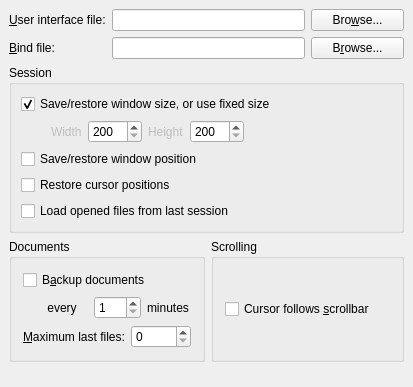
The window that src/frontends/qt4/ui/QPrefUi.ui (cburschka/lyx) describes before a commit, drawn with Qt 5.
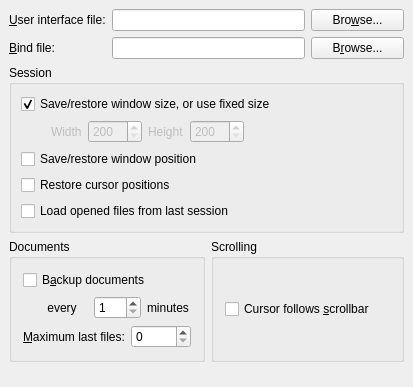
The same window after the commit.

Commit message:
* replace many toggled(bool) with changed() signals
the former is also trigged when updating dialogs. we should use toggled(bool) to en/disable widgets and in situations when we are sure that we always want to act on a toggle

```diff
--- a/src/frontends/qt4/ui/QPrefUi.ui
+++ b/src/frontends/qt4/ui/QPrefUi.ui
@@ -214,6 +214,9 @@
         </item>
         <item>
          <widget class="QSpinBox" name="windowWidthSB" >
+          <property name="enabled" >
+           <bool>false</bool>
+          </property>
           <property name="maximum" >
            <number>9999</number>
           </property>
@@ -237,6 +240,9 @@
         </item>
         <item>
          <widget class="QSpinBox" name="windowHeightSB" >
+          <property name="enabled" >
+           <bool>false</bool>
+          </property>
           <property name="maximum" >
            <number>9999</number>
           </property>
```
Left out of the diff: 10 changed lines with no effect on the pictures. The commit also changes 18 other files.
